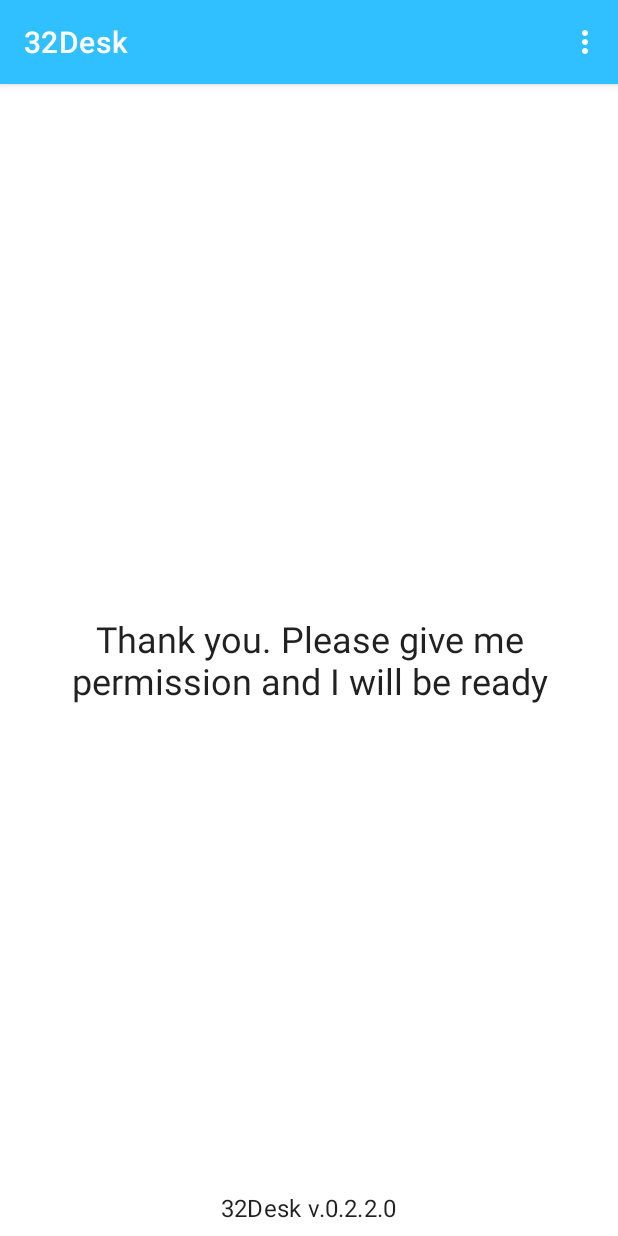
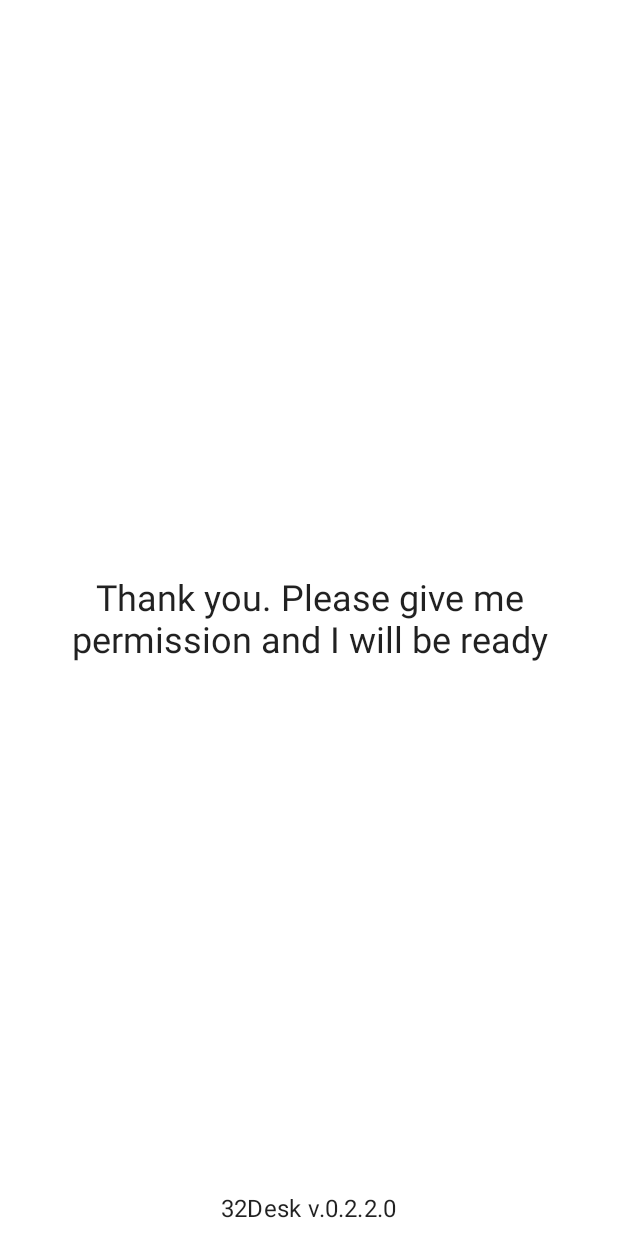
Before and after one commit to muhammadyusuf-kurbonov/Clinic, an Android app built with Jetpack Compose: the MainActivity screen opened directly, with no data from a screen before it, on a phone screen of 412 x 824 dp. Run offline under Robolectric (Android 15) with nearby library versions, the phone set to English and light mode, and no system bars; our stand-ins replace Timber; 2 statements that could not run were skipped.

Commit message:
ActionBar removed for design

```diff
--- a/app/src/main/AndroidManifest.xml
+++ b/app/src/main/AndroidManifest.xml
@@ -22,6 +22,11 @@
         android:theme="@style/Theme.MyClinic"
         android:usesCleartextTraffic="true"
         tools:targetApi="m">
+        <activity
+            android:name=".android.activities.PermissionsActivity"
+            android:exported="true"
+            android:label="@string/title_activity_permissions"
+            android:theme="@style/Theme.MyClinic.NoActionBar" />
         <activity
             android:name=".android.activities.ComposeActivity"
             android:exported="true" />
--- a/app/src/main/res/values/themes.xml
+++ b/app/src/main/res/values/themes.xml
@@ -1,6 +1,6 @@
 <resources xmlns:tools="http://schemas.android.com/tools">
     <!-- Base application theme. -->
-    <style name="Theme.MyClinic" parent="Theme.MaterialComponents.DayNight.DarkActionBar">
+    <style name="Theme.MyClinic" parent="Theme.MaterialComponents.DayNight.NoActionBar">
         <!-- Primary brand color. -->
         <item name="colorPrimary">@color/primary</item>
         <item name="colorPrimaryVariant">@color/primaryVariant</item>
@@ -13,6 +13,7 @@
         <!-- Status bar color. -->
         <item name="android:statusBarColor" tools:targetApi="l">?attr/colorPrimaryVariant</item>
         <!-- Customize your theme here. -->
+        <item name="android:windowActionBar">false</item>
     </style>
 
     <style name="NotificationText">
@@ -23,4 +24,13 @@
     <style name="Theme.MyClinic.OverlayView">
 
     </style>
+
+    <style name="Theme.MyClinic.NoActionBar">
+        <item name="windowActionBar">false</item>
+        <item name="windowNoTitle">true</item>
+    </style>
+
+    <style name="Theme.MyClinic.AppBarOverlay" parent="ThemeOverlay.AppCompat.Dark.ActionBar" />
+
+    <style name="Theme.MyClinic.PopupOverlay" parent="ThemeOverlay.AppCompat.Light" />
 </resources>
```
